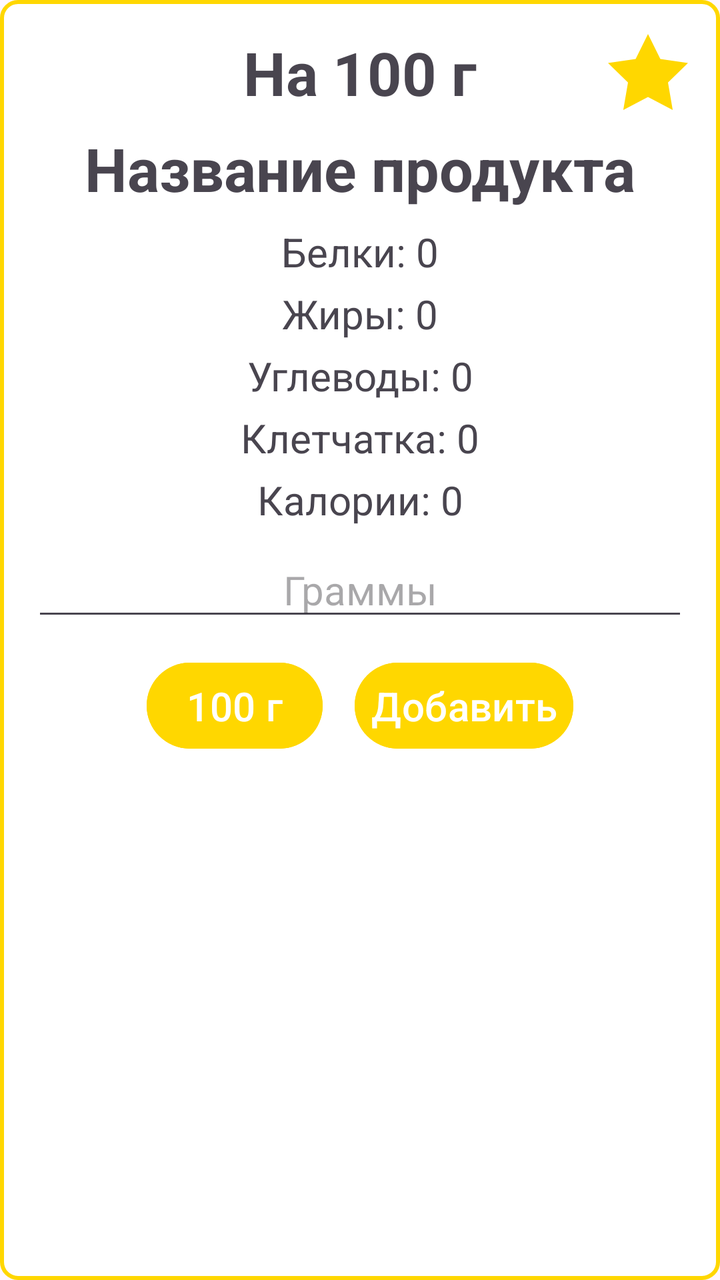
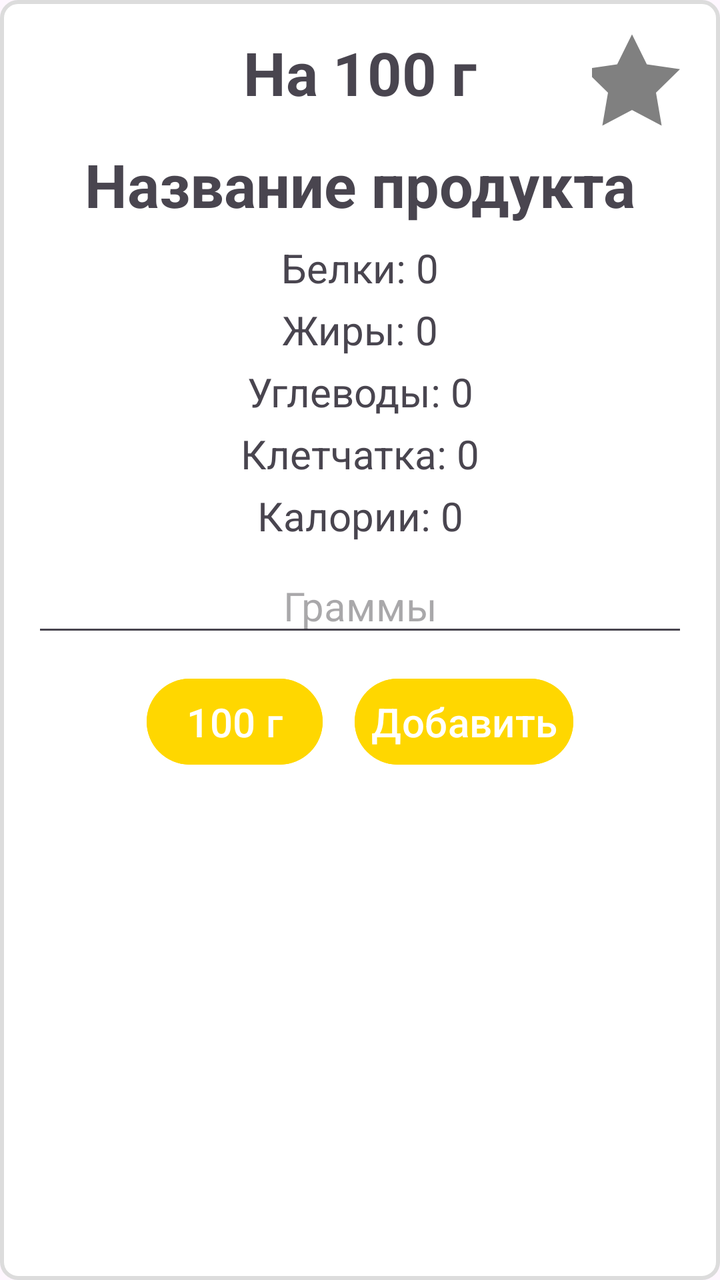

Compare the two renders of this Android layout. The source of the first and the diff that turns it into the second are given below.
<!-- AndroidManifest.xml: application theme Theme.Diplom -->
<!-- res/layout/dialog_add_food.xml -->
<RelativeLayout xmlns:android="http://schemas.android.com/apk/res/android"
    android:layout_width="match_parent"
    android:layout_height="wrap_content"
    android:padding="16dp"
    xmlns:app="http://schemas.android.com/apk/res-auto"
    android:background="@drawable/linear_bg_white">


    <com.google.android.material.button.MaterialButton
        android:id="@+id/dialogAddFavorite"
        android:layout_width="40dp"
        android:layout_height="40dp"
        android:layout_alignParentTop="true"
        android:layout_alignParentEnd="true"
        android:background="@drawable/star"
        android:padding="4dp"
        android:text=""
        app:backgroundTint="#FFD700" />

    <TextView
        android:id="@+id/dialogProduct"
        android:layout_width="match_parent"
        android:layout_height="wrap_content"
        android:text="На 100 г"
        android:textSize="30sp"
        android:textStyle="bold"
        android:gravity="center"/>


    <TextView
        android:id="@+id/dialogProductName"
        android:layout_width="match_parent"
        android:layout_height="wrap_content"
        android:text="Название продукта"
        android:textSize="30sp"
        android:textStyle="bold"
        android:gravity="center"
        android:layout_below="@id/dialogAddFavorite"
        android:layout_marginTop="8dp"/>


    <TextView
        android:id="@+id/dialogProteinText"
        android:layout_width="match_parent"
        android:layout_height="wrap_content"
        android:text="Белки: 0"
        android:textSize="20sp"
        android:gravity="center"
        android:layout_below="@id/dialogProductName"
        android:layout_marginTop="8dp"/>


    <TextView
        android:id="@+id/dialogFatText"
        android:layout_width="match_parent"
        android:layout_height="wrap_content"
        android:text="Жиры: 0"
        android:textSize="20sp"
        android:gravity="center"
        android:layout_below="@id/dialogProteinText"
        android:layout_marginTop="4dp"/>


    <TextView
        android:id="@+id/dialogCarbText"
        android:layout_width="match_parent"
        android:layout_height="wrap_content"
        android:text="Углеводы: 0"
        android:textSize="20sp"
        android:gravity="center"
        android:layout_below="@id/dialogFatText"
        android:layout_marginTop="4dp"/>


    <TextView
        android:id="@+id/dialogFiberText"
        android:layout_width="match_parent"
        android:layout_height="wrap_content"
        android:text="Клетчатка: 0"
        android:textSize="20sp"
        android:gravity="center"
        android:layout_below="@id/dialogCarbText"
        android:layout_marginTop="4dp"/>


    <TextView
        android:id="@+id/dialogCaloriesText"
        android:layout_width="match_parent"
        android:layout_height="wrap_content"
        android:text="Калории: 0"
        android:textSize="20sp"
        android:gravity="center"
        android:layout_below="@id/dialogFiberText"
        android:layout_marginTop="4dp"/>


    <EditText
        android:id="@+id/dialogGramsInput"
        android:layout_width="match_parent"
        android:layout_height="wrap_content"
        android:hint="Граммы"
        android:textSize="20sp"
        android:gravity="center"
        android:layout_below="@id/dialogCaloriesText"
        android:layout_marginTop="8dp"
        android:inputType="number"/>


    <LinearLayout
        android:id="@+id/dialogButtonsLayout"
        android:layout_width="match_parent"
        android:layout_height="wrap_content"
        android:orientation="horizontal"
        android:gravity="center"
        android:layout_below="@id/dialogGramsInput"
        android:layout_marginTop="12dp">

        <Button
            android:id="@+id/dialogBtn100g"
            android:layout_width="wrap_content"
            android:layout_height="wrap_content"
            android:text="100 г"
            android:textColor="#FFFFFF"
            android:backgroundTint="#FFD700"
            android:textSize="20sp"
            android:padding="8dp"/>

        <Button
            android:id="@+id/dialogAddMeal"
            android:layout_width="wrap_content"
            android:layout_height="wrap_content"
            android:text="Добавить"
            android:textColor="#FFFFFF"
            android:backgroundTint="#FFD700"
            android:textSize="20sp"
            android:layout_marginStart="16dp"
            android:padding="8dp"/>
    </LinearLayout>

</RelativeLayout>
<!-- resources referenced by this layout -->
<resources>
  <!-- drawable linear_bg_white (drawable) -->
  <shape xmlns:android="http://schemas.android.com/apk/res/android"
      android:shape="rectangle">
  
      
      <solid android:color="#FFFF" />
  
      
      <stroke
          android:width="2dp"
          android:color="#FFD700" />
  
      
      <corners android:radius="8dp" />
  </shape>
  <!-- drawable star (drawable) -->
  <vector xmlns:android="http://schemas.android.com/apk/res/android"
      android:width="426.67dp"
      android:height="426.67dp"
      android:viewportWidth="426.67"
      android:viewportHeight="426.67">
    <path
        android:pathData="M213.33,10.44l65.92,133.58l147.42,21.42l-106.67,103.97l25.17,146.82l-131.84,-69.32l-131.85,69.32l25.18,-146.82l-106.67,-103.97l147.41,-21.42z"
        android:fillColor="#FAC917"/>
  </vector>
  <style name="Theme.Diplom" parent="Base.Theme.Diplom" />
  <style name="Base.Theme.Diplom" parent="Theme.Material3.DayNight.NoActionBar">
          
          
      </style>
</resources>

<!-- the commit's change to res/layout/dialog_add_food.xml (unified diff, before → after) -->
@@ -8,14 +8,17 @@
 
     <com.google.android.material.button.MaterialButton
         android:id="@+id/dialogAddFavorite"
-        android:layout_width="40dp"
-        android:layout_height="40dp"
+        android:layout_width="48dp"
+        android:layout_height="48dp"
         android:layout_alignParentTop="true"
         android:layout_alignParentEnd="true"
-        android:background="@drawable/star"
-        android:padding="4dp"
         android:text=""
-        app:backgroundTint="#FFD700" />
+        android:padding="0dp"
+        app:icon="@drawable/star_grey"
+        app:iconSize="48dp"
+        app:iconTint="@null"
+        app:iconGravity="textStart"
+        app:backgroundTint="@android:color/transparent"/>
 
     <TextView
         android:id="@+id/dialogProduct"
<!-- resource entries referenced after the edit -->
@@ -10,12 +10,12 @@
       
       <stroke
           android:width="2dp"
-          android:color="#FFD700" />
+          android:color="#DCDCDC" />
   
       
       <corners android:radius="8dp" />
   </shape>
-  <!-- drawable star (drawable) -->
+  <!-- drawable star_grey (drawable) -->
   <vector xmlns:android="http://schemas.android.com/apk/res/android"
       android:width="426.67dp"
       android:height="426.67dp"
@@ -23,7 +23,7 @@
       android:viewportHeight="426.67">
     <path
         android:pathData="M213.33,10.44l65.92,133.58l147.42,21.42l-106.67,103.97l25.17,146.82l-131.84,-69.32l-131.85,69.32l25.18,-146.82l-106.67,-103.97l147.41,-21.42z"
-        android:fillColor="#FAC917"/>
+        android:fillColor="#808080"/>
   </vector>
   <style name="Theme.Diplom" parent="Base.Theme.Diplom" />
   <style name="Base.Theme.Diplom" parent="Theme.Material3.DayNight.NoActionBar">
